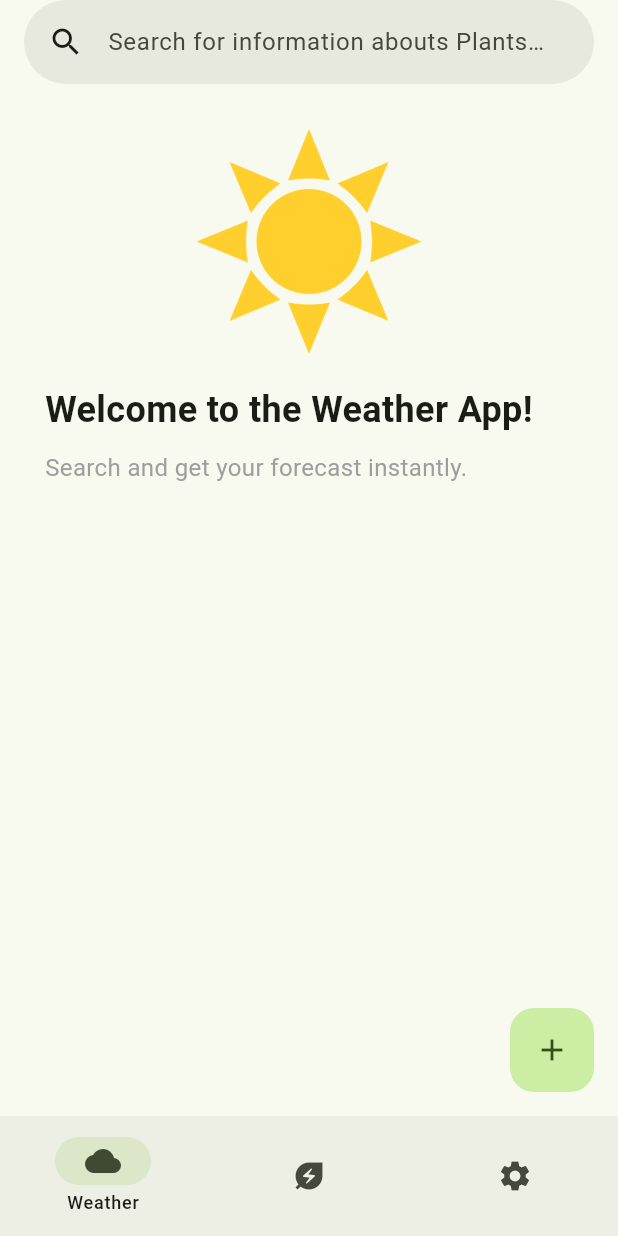
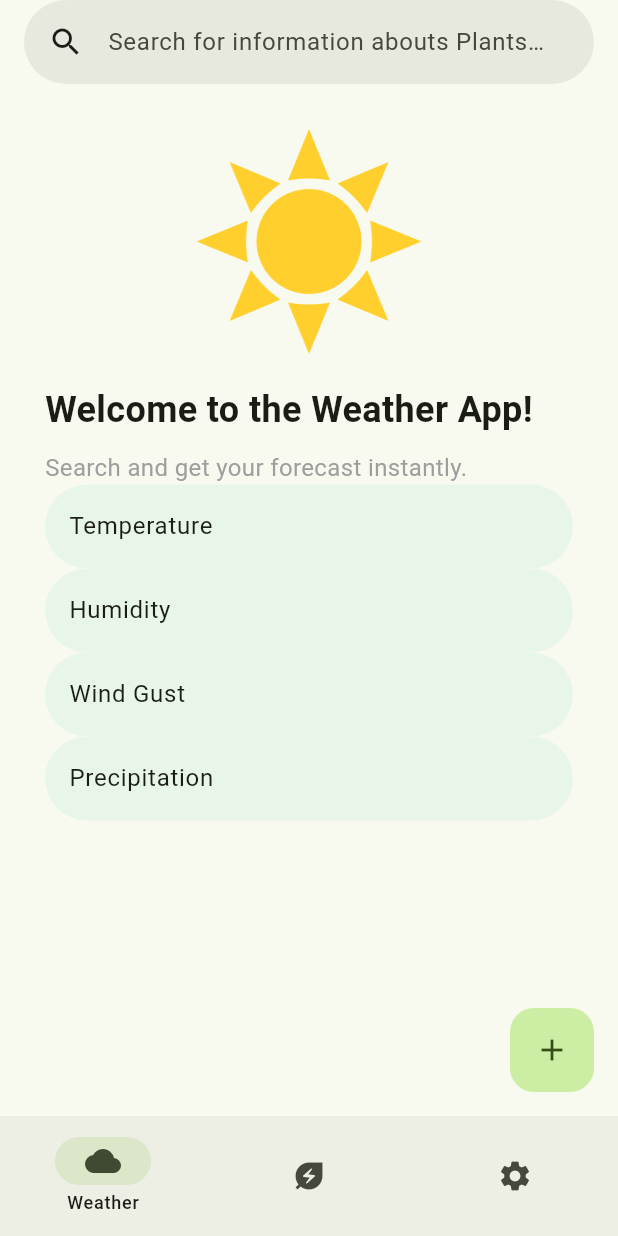
Before and after one commit to AaravBhatt1/weather_app, a Flutter app: the screen it shows after launch, on a phone screen of 412 x 824 dp. Run offline on Flutter 3.47's test engine with Material 3 defaults, Android fonts, the light colour scheme and no system bars.

Commit message:
added reordable weather icons, starting to

```diff
--- a/lib/Pages/weatherpage.dart
+++ b/lib/Pages/weatherpage.dart
@@ -8,7 +8,7 @@ class WeatherPage extends StatefulWidget {
 }
 
 class _WeatherPageState extends State<WeatherPage> {
-  List<String> cities = ['New York', 'London', 'Tokyo', 'Sydney'];
+  List<String> weather_options = ['Temperature', 'Humidity', 'Wind Gust', 'Precipitation'];
 
   @override
   Widget build(BuildContext context) {
@@ -16,12 +16,6 @@ class _WeatherPageState extends State<WeatherPage> {
       body: ReorderableListView(
         padding: const EdgeInsets.all(30),
         children: [
-          /* for (final city in cities)
-            ListTile(
-              key: ValueKey(city), // Unique key is required
-              title: Text(city),
-              // leading: const Icon(Icons.drag_handle),
-            ), */
           Image.asset(
             'assets/sun.png',
             key: const ValueKey('sun'),
@@ -47,14 +41,23 @@ class _WeatherPageState extends State<WeatherPage> {
             ),
           ),
 
-        //stuff here
+          for (final city in weather_options)
+            ListTile(
+              key: ValueKey(city), // Unique key is required
+              title: Text(city),
+              tileColor: Colors.green.shade50,
+              shape: RoundedRectangleBorder(
+                  borderRadius: BorderRadius.circular(40)
+              ),
+              // leading: const Icon(Icons.drag_handle),
+            ),
 
         ],
         onReorder: (oldIndex, newIndex) {
           setState(() {
             if (newIndex > oldIndex) newIndex -= 1;
-            final item = cities.removeAt(oldIndex);
-            cities.insert(newIndex, item);
+            final item = weather_options.removeAt(oldIndex);
+            weather_options.insert(newIndex, item);
           });
         },
       ),
```
